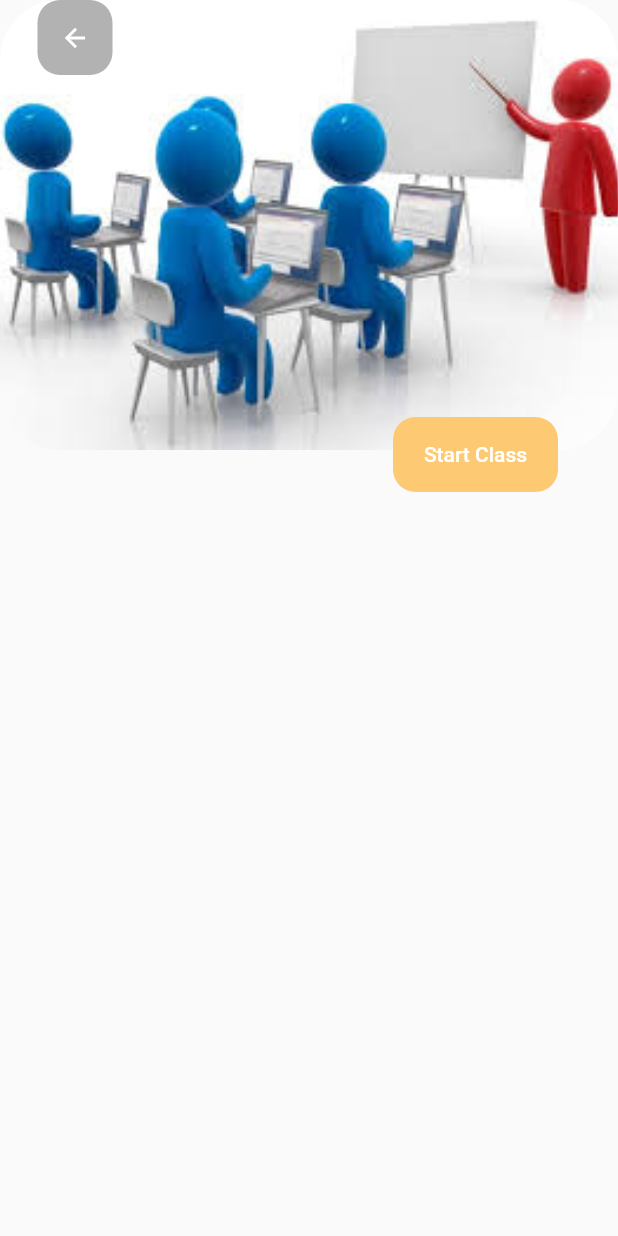
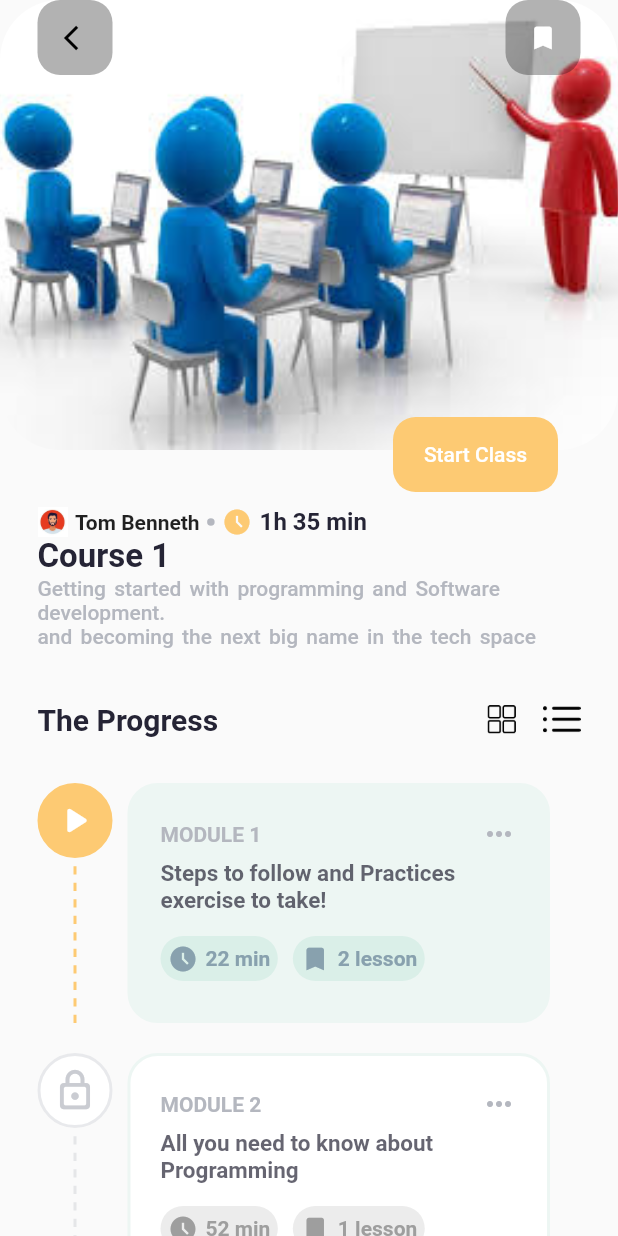
Before and after one commit to Momentwithace/e_learning_app_UI, a Flutter app: the screen it shows after launch, after a tap on "Start", on a phone screen of 412 x 824 dp. Run offline on Flutter 3.47's test engine with Material 2 defaults, Android fonts, the phone set to English and light mode, and no system bars; our stand-ins replace percent_indicator.

Commit message:
Added modelus and views for modules

```diff
--- a/learning_ui/lib/main.dart
+++ b/learning_ui/lib/main.dart
@@ -19,7 +19,7 @@ class MyApp extends StatelessWidget {
     );
     return MaterialApp(
       debugShowCheckedModeBanner: false,
-      title: 'Flutter Demo',
+      title: 'E-Learning App UI',
       theme: ThemeData(
         primarySwatch: Colors.blue,
       ),
--- /dev/null
+++ b/learning_ui/lib/models/course_module.dart
@@ -0,0 +1,67 @@
+import 'package:flutter/material.dart';
+import 'package:learning_ui/constants/color.dart';
+
+class Module{
+  late Color iconBorder;
+  late Color iconBackground;
+  late Color iconColor;
+  late IconData iconData;
+  late String title;
+  late String description;
+  late Color moduleBorder;
+  late Color moduleBgcolor;
+  late Color buttonColor;
+  late Color buttonFont;
+  late String time;
+  late String lesson;
+
+  Module(
+      this.iconBorder,
+      this.iconBackground,
+      this.iconColor,
+      this.iconData,
+      this.title,
+      this.description,
+      this.moduleBorder,
+      this.moduleBgcolor,
+      this.buttonColor,
+      this.buttonFont,
+      this.time,
+      this.lesson);
+
+
+  static List<Module> generateModules(){
+    return [
+      Module(
+          kAccent,
+          kAccent,
+          Colors.white,
+          Icons.play_arrow_rounded,
+          "MODULE 1",
+          "Steps to follow and Practices\nexercise to take!",
+          kPrimaryLight,
+          kPrimaryLight,
+          kPrimary,
+          kPrimaryDark,
+          "22 min",
+          "2 lesson"
+      ),
+      Module(
+          kFontLight.withOpacity(0.3),
+          Colors.white,
+          kFontLight.withOpacity(0.7),
+          Icons.lock_outline_rounded,
+          "MODULE 2",
+          "All you need to know about\nProgramming",
+          kPrimaryLight,
+          Colors.white,
+          Colors.grey.withOpacity(0.2),
+          Colors.grey,
+          "52 min",
+          "1 lesson"
+      ),
+
+
+    ];
+  }
+}
--- a/learning_ui/lib/screens/details/details.dart
+++ b/learning_ui/lib/screens/details/details.dart
@@ -1,6 +1,8 @@
 import 'package:flutter/material.dart';
 import 'package:learning_ui/models/course.dart';
-import 'package:learning_ui/screens/details/custom_app_bar.dart';
+import 'package:learning_ui/screens/details/widget/course_description.dart';
+import 'package:learning_ui/screens/details/widget/course_progess.dart';
+import 'package:learning_ui/screens/details/widget/custom_app_bar.dart';
 
 class DetailsPage extends StatelessWidget {
   final Course course;
@@ -13,7 +15,9 @@ class DetailsPage extends StatelessWidget {
         child: Column(
           mainAxisSize: MainAxisSize.min,
           children: [
-            CustomAppBar(course,)
+            CustomAppBar(course),
+            CourseDescription(course),
+            CourseProgress()
           ],
         ),
       )
--- /dev/null
+++ b/learning_ui/lib/screens/details/widget/course_description.dart
@@ -0,0 +1,67 @@
+import 'package:flutter/cupertino.dart';
+import 'package:flutter/material.dart';
+import 'package:learning_ui/constants/color.dart';
+import 'package:learning_ui/models/course.dart';
+
+class CourseDescription extends StatelessWidget {
+  final Course course;
+  const CourseDescription(this.course, {super.key});
+
+
+  @override
+  Widget build(BuildContext context) {
+    return Container(
+      padding: const EdgeInsets.symmetric(horizontal: 25, vertical: 10),
+      child: Column(
+        crossAxisAlignment: CrossAxisAlignment.start,
+        children: [
+          Row(
+            children: [
+              Image.asset(course.authorImg,
+              width: 20,),
+              const SizedBox(width: 5),
+              Text(course.author,
+              style: const TextStyle(
+                fontWeight: FontWeight.bold
+              ),),
+              Container(
+                margin: const EdgeInsets.symmetric(horizontal: 5),
+                height: 5,
+                width: 5,
+                decoration: const BoxDecoration(
+                  shape: BoxShape.circle,
+                  color: kFontLight
+                ),
+              ),
+              const Icon(Icons.access_time_filled,
+              size: 20,
+              color: kAccent),
+              const SizedBox(width: 5),
+              const Text("1h 35 min",
+              style: TextStyle(
+                fontWeight: FontWeight.bold,
+                fontSize: 16,
+                color: kFont
+              ),)
+            ],
+          ),
+          const SizedBox(width: 15),
+
+          Text(course.title,
+          style: const TextStyle(
+            fontWeight: FontWeight.bold,
+            fontSize: 22,
+            color: kFont
+          ),),
+          const SizedBox(width: 5),
+          const Text("Getting started with programming and Software development.\nand becoming the next big name in the tech space",
+          style: TextStyle(
+            wordSpacing: 2,
+            color: kFontLight,
+            fontWeight: FontWeight.w500
+          ),)
+        ],
+      )
+    );
+  }
+}
--- /dev/null
+++ b/learning_ui/lib/screens/details/widget/course_module.dart
@@ -0,0 +1,124 @@
+import 'package:flutter/cupertino.dart';
+import 'package:flutter/material.dart';
+import 'package:learning_ui/constants/color.dart';
+import 'package:learning_ui/models/course_module.dart';
+
+class CourseModule extends StatelessWidget {
+  final Module module;
+  const CourseModule(this.module, {super.key});
+
+  @override
+  Widget build(BuildContext context) {
+    return Container(
+      height: 180,
+      child: Row(
+        children: [
+          Flexible(flex: 1,
+           child: Container(
+             margin: const EdgeInsets.symmetric(vertical: 10),
+            child: Column(
+              children: [
+                Container(
+                  padding: const EdgeInsets.all(8),
+                  decoration: BoxDecoration(
+                    border: Border.all(
+                      color: module.iconBorder,
+                      width: 2,
+                    ),
+                 color: module.iconBackground,
+                 shape: BoxShape.circle
+                  ),
+                  child:
+                    Icon(module.iconData,
+                    size: 30,
+                    color: module.iconColor),
+                ),
+                Expanded(
+                    child: Column(
+                      children: List.generate(20, (index) => Expanded(
+                          child: Container(
+                            width: 2,
+                            color: index % 2 == 0
+                                ? Colors.transparent
+                                : module.iconBorder,
+                          )
+                      )
+                    )
+                )
+                ) ],
+            ),
+          )),
+          Flexible(flex: 5,
+              child: Container(
+                margin: const EdgeInsets.all(10),
+                padding: const EdgeInsets.all(20),
+                  decoration: BoxDecoration(
+                    border: Border.all(color: module.moduleBorder, width: 2),
+                    color: module.moduleBgcolor,
+                    borderRadius: BorderRadius.circular(20),
+                  ),
+                child: Column(
+                  crossAxisAlignment: CrossAxisAlignment.start,
+                  children: [
+                    Row(
+                      mainAxisAlignment: MainAxisAlignment.spaceBetween,
+                      children: [
+                        Text(module.title,
+                          style: const TextStyle(
+                            color: kFontLight,
+                            fontWeight: FontWeight.bold
+                          ),
+                        ),
+                        const Icon(Icons.more_horiz,
+                        color: kFontLight)
+                      ],
+                    ),
+                    const SizedBox(height: 5),
+                    Text(module.description,
+                    style: TextStyle(
+                      fontSize: 15,
+                      color: kFont.withOpacity(0.7),
+                      fontWeight: FontWeight.bold
+                    ),),
+                    const SizedBox(height: 15,),
+                    Row(
+                      children: [
+                        _BuildBotton(Icons.access_time_filled, module.time),
+                        const SizedBox(width: 10),
+                        _BuildBotton(Icons.bookmark, module.lesson)
+
+                      ]
+                    )
+                  ],
+                ) ,
+          ))
+        ],
+      )
+    );
+  }
+
+
+  _BuildBotton(IconData iconData, String text) {
+    return Container(
+      padding: const EdgeInsets.all(5),
+      decoration: BoxDecoration(
+        color: module.buttonColor,
+        borderRadius: BorderRadius.circular(20)
+      ),
+      child: Row(
+        children: [
+          Icon(iconData,
+          size: 20,
+          color: module.buttonFont,),
+          const SizedBox(width: 5),
+          Text(text,
+          style: TextStyle(
+            color: module.buttonFont,
+            fontWeight: FontWeight.bold
+          ),)
+        ],
+      ),
+    );
+  }
+
+}
--- /dev/null
+++ b/learning_ui/lib/screens/details/widget/course_progess.dart
@@ -0,0 +1,45 @@
+import 'package:flutter/cupertino.dart';
+import 'package:learning_ui/constants/color.dart';
+import 'package:learning_ui/screens/details/widget/course_module.dart';
+
+import '../../../models/course_module.dart';
+
+class CourseProgress extends StatelessWidget {
+  final moduleList = Module.generateModules();
+  CourseProgress({super.key});
+
+  @override
+  Widget build(BuildContext context) {
+    return Container(
+      padding: const EdgeInsets.all(25),
+      child: Column(
+        children: [
+          Row(
+            mainAxisAlignment: MainAxisAlignment.spaceBetween,
+            children: [
+              const Text("The Progress",
+              style: TextStyle(
+                fontWeight: FontWeight.bold,
+                fontSize: 20,
+                color: kFont
+              ),),
+              Row(
+                children: [
+                  Image.asset("assets/icons/grid.png",
+                  width: 25,),
+                  const SizedBox(width: 15),
+                  Image.asset("assets/icons/list.png",
+                  width: 25,)
+                ],
+              )
+            ],
+          ),
+          const SizedBox(height: 20),
+          ...moduleList.map((module) => CourseModule(module)).toList()
+          // CourseModule(moduleList[0])
+        ],
+      ),
+    );
+  }
+
+}
--- a/learning_ui/lib/screens/details/custom_app_bar.dart
+++ b/learning_ui/lib/screens/details/widget/custom_app_bar.dart
@@ -56,14 +56,14 @@ class CustomAppBar extends StatelessWidget {
             child: Container(
               height: 50,
               width: 50,
-              // padding: const EdgeInsets.only(left: 5),
+              padding: const EdgeInsets.only(left: 5),
               decoration: BoxDecoration(
                 color: Colors.black.withOpacity(0.3),
                 borderRadius: BorderRadius.circular(15)
               ),
               child: IconButton(
-                icon: const Icon(Icons.arrow_back,
-                color: Colors.white,),
+                icon: const Icon(Icons.arrow_back_ios,
+                color: Colors.black,),
                 iconSize: 20,
                 onPressed: () {
                   Navigator.of(context).pop();
@@ -77,7 +77,19 @@ class CustomAppBar extends StatelessWidget {
             child: Container(
               height: 50,
               width: 50,
-              padding: const EdgeInsets.only(left: 5),
+              decoration: BoxDecoration(
+                color: Colors.black.withOpacity(0.3),
+                borderRadius: BorderRadius.circular(15)
+              ),
+              child: IconButton(
+                onPressed: () {
+
+                }, icon: const  Icon(
+                Icons.bookmark,
+                color: Colors.white,
+              ),
+                iconSize: 20,
+              ),
             )
           )
         ],
--- a/learning_ui/lib/screens/home/home_page.dart
+++ b/learning_ui/lib/screens/home/home_page.dart
@@ -25,7 +25,7 @@ class HomePage extends StatelessWidget {
           ],
         ),
       ),
-      bottomNavigationBar:const _buildBottomNavBar(),
+      bottomNavigationBar:const _BuildBottomNavBar(),
     );
   }
 
@@ -77,8 +77,8 @@ class HomePage extends StatelessWidget {
   }
 }
 
-class _buildBottomNavBar extends StatelessWidget {
-  const _buildBottomNavBar({
+class _BuildBottomNavBar extends StatelessWidget {
+  const _BuildBottomNavBar({
     super.key,
   });
 
--- a/learning_ui/pubspec.yaml
+++ b/learning_ui/pubspec.yaml
@@ -58,10 +58,10 @@ flutter:
   # The following line ensures that the Material Icons font is
   # included with your application, so that you can use the icons in
   # the material Icons class.
-#  uses-material-design: true
+  uses-material-design: true
 
-#   To add assets to your application, add an assets section, like this:
-   assets:
+  # To add assets to your application, add an assets section, like this:
+  assets:
      - assets/images/
      - assets/icons/
 
```
Also changed, not shown: learning_ui/assets/icons/grid.png (added), learning_ui/assets/icons/left-arrow.png (added), learning_ui/assets/icons/list.png (added).
